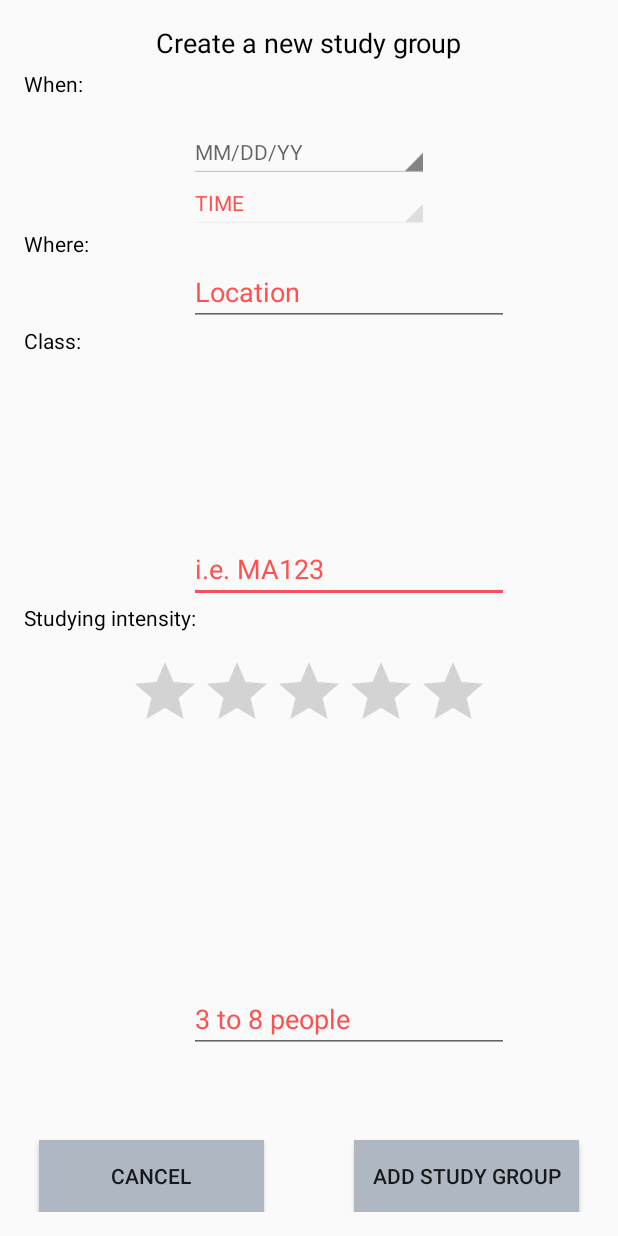
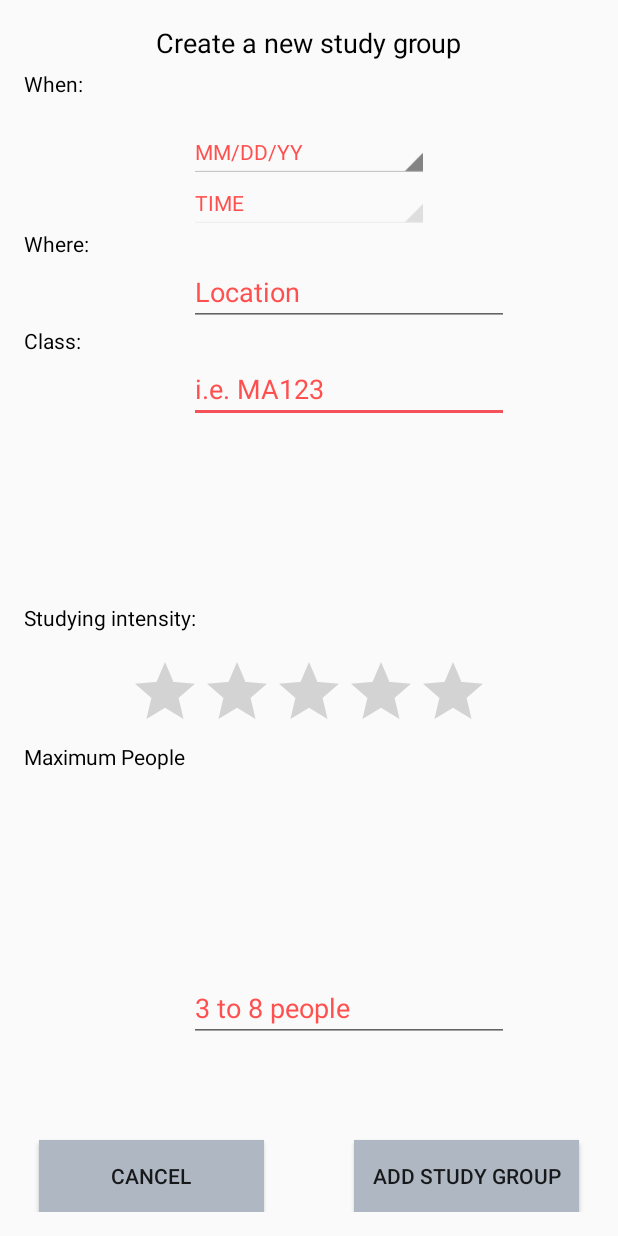
Before and after one commit to sshong19/bunch, an Android app: the NewsFeedActivity screen opened directly, with no data from a screen before it, after a tap on "ADDEVENT", on a phone screen of 412 x 824 dp. Run offline under Robolectric (Android 15) with nearby library versions, the phone set to English and light mode, and no system bars; our stand-ins replace Firebase (no records; nobody signed in at launch, a user with empty details on screens opened directly); 1 statement that could not run was skipped.

Commit message:
Working Prototype

```diff
--- a/Bunch_Git/app/src/main/AndroidManifest.xml
+++ b/Bunch_Git/app/src/main/AndroidManifest.xml
@@ -25,12 +25,12 @@
 
         <activity android:name=".LoginActivity" />
         <activity android:name=".ProfileActivity" />
-        <!--<activity android:name=".PostActivity" />-->
+        <!-- <activity android:name=".PostActivity" /> -->
         <!-- <<<<<<< HEAD -->
         <!-- <activity android:name=".NewsFeedActivity" /> -->
         <activity android:name=".ProfileThread" />
-        <activity android:name=".PostActivity_2"></activity>
-        <activity android:name=".NewsFeedActivity"></activity>
+        <activity android:name=".PostActivity_2" />
+        <activity android:name=".NewsFeedActivity" />
     </application>
 
 </manifest>
--- a/Bunch_Git/app/src/main/java/com/appsco/bunch/LoginActivity.java
+++ b/Bunch_Git/app/src/main/java/com/appsco/bunch/LoginActivity.java
@@ -32,6 +32,7 @@ public class LoginActivity extends AppCompatActivity implements View.OnClickList
         super.onCreate(savedInstanceState);
         setContentView(R.layout.activity_login);
         firebaseAuth = FirebaseAuth.getInstance();
+
         if (firebaseAuth.getCurrentUser() != null){
             //profile activity here
             finish();
--- a/Bunch_Git/app/src/main/java/com/appsco/bunch/NewsFeedActivity.java
+++ b/Bunch_Git/app/src/main/java/com/appsco/bunch/NewsFeedActivity.java
@@ -79,7 +79,7 @@ public class NewsFeedActivity extends AppCompatActivity{
                 viewHolder.setLocation(model.getLocation());
                 viewHolder.setCourse(model.getCourse());
                 viewHolder.setIntensity(model.getIntensity());
-                viewHolder.setMaxMember(model.getMaximumppl());
+                viewHolder.setMaxMember("Maximum People :" + model.getMaximumppl());
                 viewHolder.setTime(model.getTime());
 
             }
--- a/Bunch_Git/app/src/main/java/com/appsco/bunch/ProfileActivity.java
+++ b/Bunch_Git/app/src/main/java/com/appsco/bunch/ProfileActivity.java
@@ -46,7 +46,7 @@ public class ProfileActivity extends AppCompatActivity implements View.OnClickLi
 //        }
 
         textViewUserEmail = (TextView) findViewById(R.id.textViewUserEmail);
-        textViewUserEmail.setText("Welcome "+ user.getEmail());
+        textViewUserEmail.setText("Welcome " + user.getEmail());
 
         databaseReference = FirebaseDatabase.getInstance().getReference();
 
@@ -97,7 +97,7 @@ public class ProfileActivity extends AppCompatActivity implements View.OnClickLi
         }
         if (v == buttonSave){
             saveUserInformation();
-//            finish();
+            finish();
             startActivity(new Intent(getApplicationContext(),NewsFeedActivity.class));
 //            startActivity(new Intent(this,ProfileThread.class));
 
--- a/Bunch_Git/app/src/main/res/layout/activity_post.xml
+++ b/Bunch_Git/app/src/main/res/layout/activity_post.xml
@@ -64,17 +64,6 @@
         android:background="@color/buttonBackground" />
 
     <TextView
-        android:text="Maximum People"
-        android:layout_width="wrap_content"
-        android:id="@+id/maxPeople"
-        android:fontFamily="sans-serif"
-        android:textColor="@android:color/black"
-        android:layout_alignBottom="@+id/ratingBar"
-        android:layout_alignStart="@+id/cancel"
-        android:layout_below="@+id/ratingBar"
-        android:layout_height="20dp" />
-
-    <TextView
         android:text="@string/Intensity"
         android:layout_width="wrap_content"
         android:layout_height="wrap_content"
@@ -101,7 +90,7 @@
         android:id="@+id/editClass"
         android:hint="@string/ClassHint"
         android:textColorHint="@color/hintTextColor"
-        android:layout_above="@+id/studyingIntensity"
+        android:layout_below="@+id/whichClass"
         android:layout_alignStart="@+id/editMaxPeople" />
 
     <EditText
@@ -126,7 +115,8 @@
         android:hint="MM/DD/YY"
         style="@android:style/Widget.Holo.Light.Spinner"
         android:layout_below="@+id/when"
-        android:layout_alignStart="@+id/editTime" />
+        android:layout_alignStart="@+id/editTime"
+        android:textColorHint="@color/hintTextColor"/>
 
     <EditText
         android:layout_width="wrap_content"
@@ -155,9 +145,19 @@
         android:id="@+id/editMaxPeople"
         android:hint="@string/PeopleHint"
         android:textColorHint="@color/hintTextColor"
-        android:layout_marginBottom="58dp"
+        android:layout_marginBottom="65dp"
         android:layout_above="@+id/cancel"
         android:layout_alignStart="@+id/editLocation" />
 
+    <TextView
+        android:text="Maximum People"
+        android:layout_width="wrap_content"
+        android:id="@+id/maxPeople"
+        android:fontFamily="sans-serif"
+        android:textColor="@android:color/black"
+        android:layout_height="20dp"
+        android:layout_below="@+id/ratingBar"
+        android:layout_alignParentStart="true" />
+
 
 </RelativeLayout>
```
Also changed, not shown: Bunch_Git/app/src/main/java/com/appsco/bunch/MainActivity.java (+5 -6 lines).
